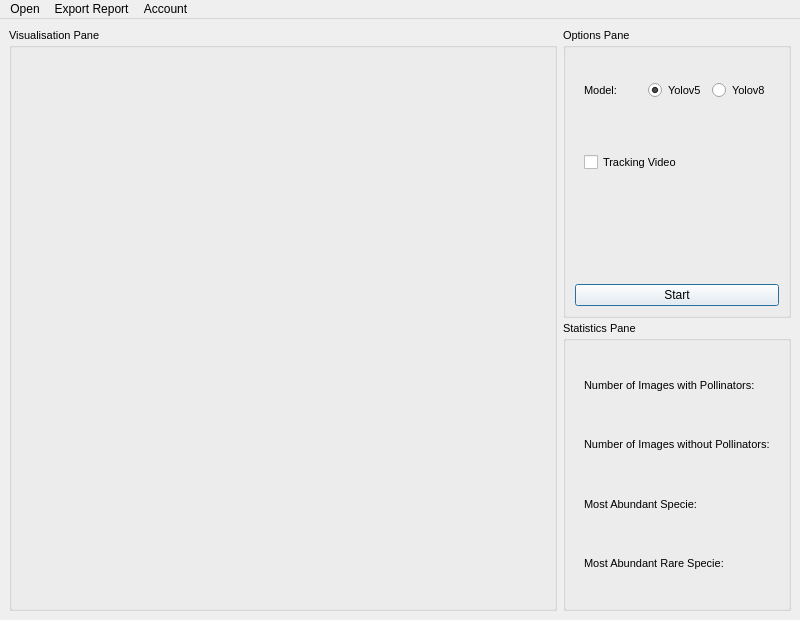
Qt form GUI/interface.ui (KameliaBnh/BeeTect) before a commit.
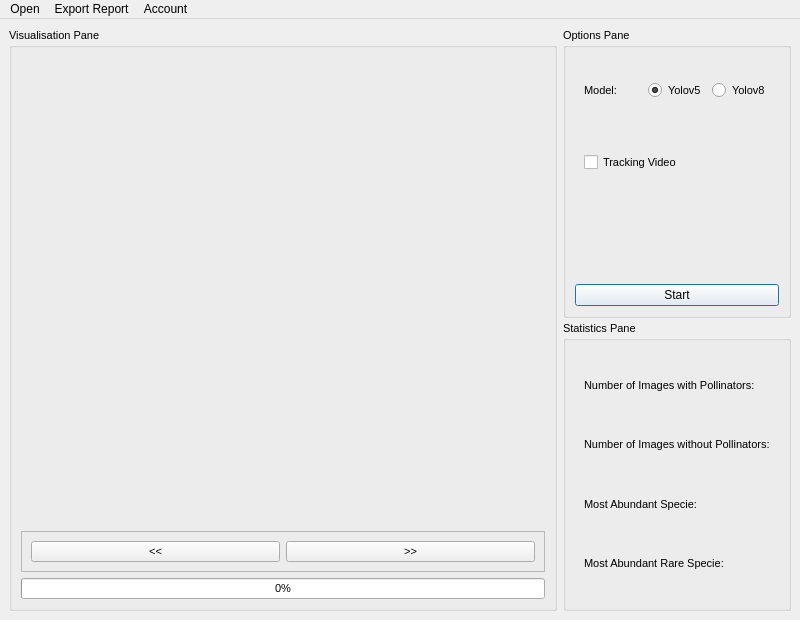
The same form after that commit.

```diff
--- a/GUI/interface.ui
+++ b/GUI/interface.ui
@@ -94,6 +94,39 @@
          </layout>
         </widget>
        </item>
+       <item>
+        <widget class="QFrame" name="Buttons">
+         <property name="frameShape">
+          <enum>QFrame::StyledPanel</enum>
+         </property>
+         <property name="frameShadow">
+          <enum>QFrame::Raised</enum>
+         </property>
+         <layout class="QGridLayout" name="gridLayout_3">
+          <item row="0" column="0">
+           <widget class="QPushButton" name="previous">
+            <property name="text">
+             <string>&lt;&lt;</string>
+            </property>
+           </widget>
+          </item>
+          <item row="0" column="1">
+           <widget class="QPushButton" name="next">
+            <property name="text">
+             <string>&gt;&gt;</string>
+            </property>
+           </widget>
+          </item>
+         </layout>
+        </widget>
+       </item>
+       <item>
+        <widget class="QProgressBar" name="progressBar">
+         <property name="value">
+          <number>0</number>
+         </property>
+        </widget>
+       </item>
       </layout>
      </widget>
     </item>
```
